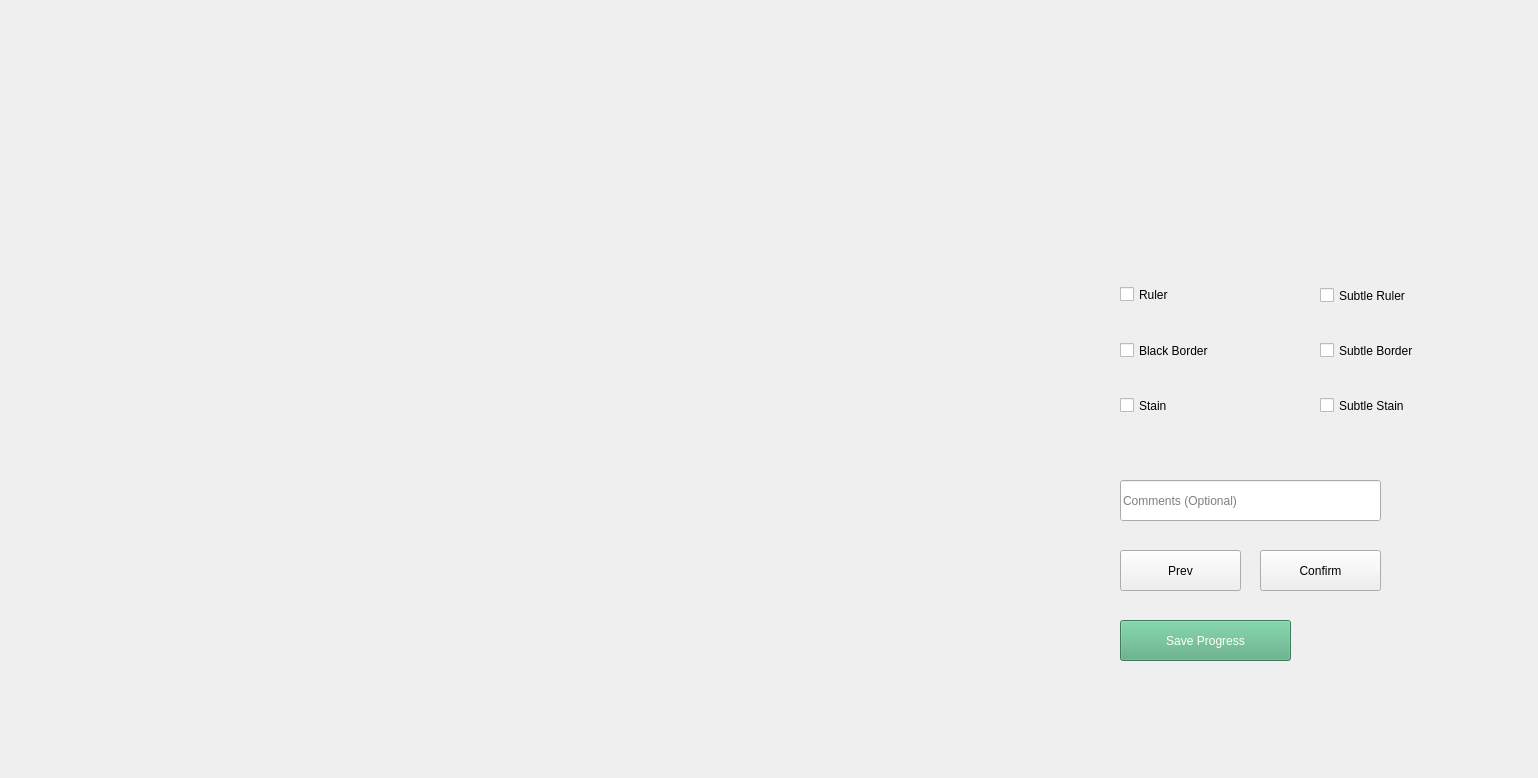
Qt form annotate.ui (tchanda90/AnnotationTool) before a commit.
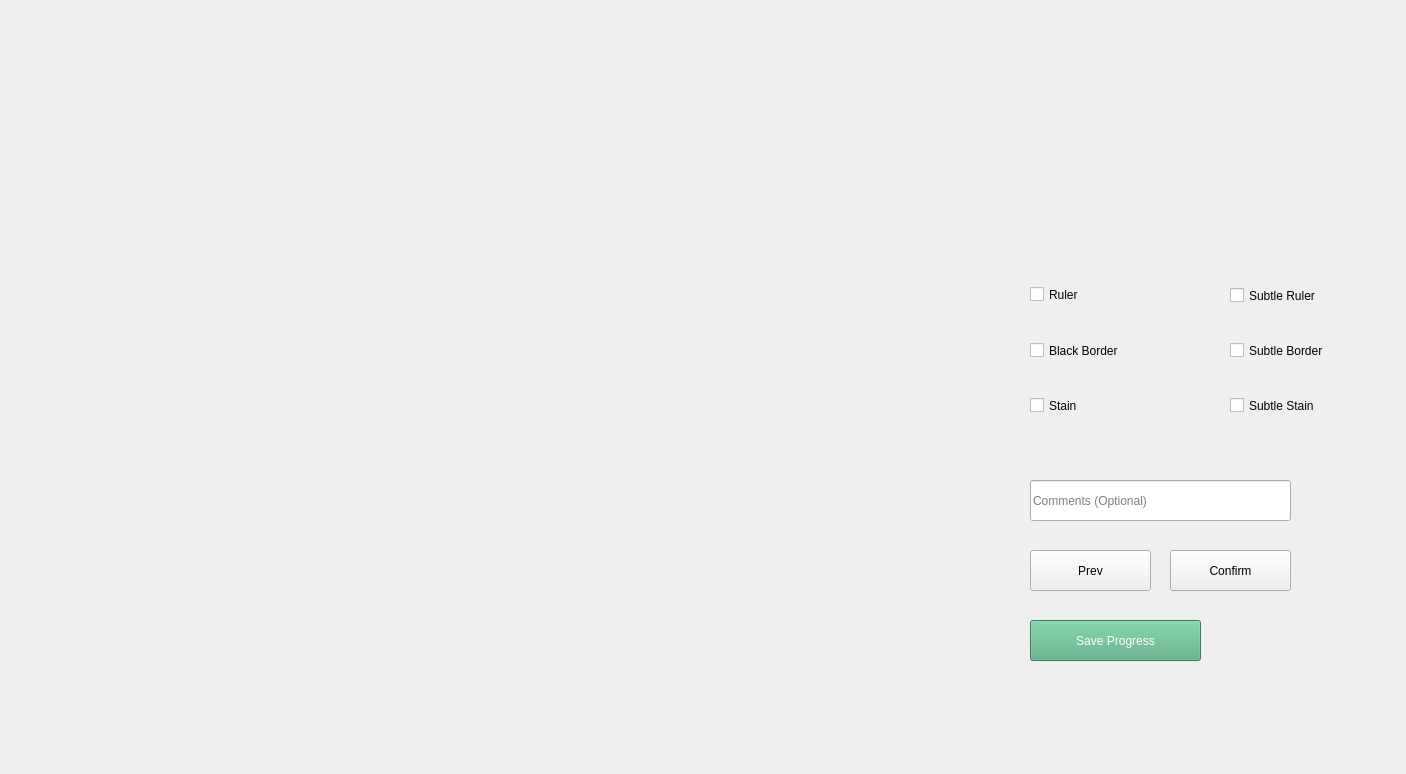
The same form after that commit.

Commit message: Added other classes

What changed in the file:
```diff
--- a/annotate.ui
+++ b/annotate.ui
@@ -6,8 +6,8 @@
    <rect>
     <x>0</x>
     <y>0</y>
-    <width>1538</width>
-    <height>778</height>
+    <width>1406</width>
+    <height>774</height>
    </rect>
   </property>
   <property name="windowTitle">
@@ -21,7 +21,7 @@
     <rect>
      <x>100</x>
      <y>90</y>
-     <width>900</width>
+     <width>871</width>
      <height>700</height>
     </rect>
    </property>
@@ -38,7 +38,7 @@
   <widget class="QPushButton" name="button_next">
    <property name="geometry">
     <rect>
-     <x>1260</x>
+     <x>1170</x>
      <y>550</y>
      <width>121</width>
      <height>41</height>
@@ -54,7 +54,7 @@
   <widget class="QCheckBox" name="checkBox_class_ruler">
    <property name="geometry">
     <rect>
-     <x>1120</x>
+     <x>1030</x>
      <y>279</y>
      <width>141</width>
      <height>31</height>
@@ -70,7 +70,7 @@
   <widget class="QCheckBox" name="checkBox_class_border">
    <property name="geometry">
     <rect>
-     <x>1120</x>
+     <x>1030</x>
      <y>340</y>
      <width>161</width>
      <height>21</height>
@@ -86,7 +86,7 @@
   <widget class="QLineEdit" name="lineEdit_comments">
    <property name="geometry">
     <rect>
-     <x>1120</x>
+     <x>1030</x>
      <y>480</y>
      <width>261</width>
      <height>41</height>
@@ -105,7 +105,7 @@
   <widget class="QCheckBox" name="checkBox_class_stain">
    <property name="geometry">
     <rect>
-     <x>1120</x>
+     <x>1030</x>
      <y>390</y>
      <width>141</width>
      <height>31</height>
@@ -121,7 +121,7 @@
   <widget class="QPushButton" name="button_prev">
    <property name="geometry">
     <rect>
-     <x>1120</x>
+     <x>1030</x>
      <y>550</y>
      <width>121</width>
      <height>41</height>
@@ -137,7 +137,7 @@
   <widget class="QLabel" name="label_img_name">
    <property name="geometry">
     <rect>
-     <x>1120</x>
+     <x>1030</x>
      <y>210</y>
      <width>251</width>
      <height>41</height>
@@ -153,7 +153,7 @@
   <widget class="QPushButton" name="button_save">
    <property name="geometry">
     <rect>
-     <x>1120</x>
+     <x>1030</x>
      <y>620</y>
      <width>171</width>
      <height>41</height>
@@ -171,7 +171,7 @@
   <widget class="QLabel" name="label_img_save">
    <property name="geometry">
     <rect>
-     <x>1120</x>
+     <x>1030</x>
      <y>680</y>
      <width>341</width>
      <height>101</height>
@@ -192,7 +192,7 @@
   <widget class="QCheckBox" name="checkBox_class_subtle_ruler">
    <property name="geometry">
     <rect>
-     <x>1320</x>
+     <x>1230</x>
      <y>280</y>
      <width>151</width>
      <height>31</height>
@@ -208,7 +208,7 @@
   <widget class="QCheckBox" name="checkBox_class_subtle_border">
    <property name="geometry">
     <rect>
-     <x>1320</x>
+     <x>1230</x>
      <y>340</y>
      <width>161</width>
      <height>21</height>
@@ -224,7 +224,7 @@
   <widget class="QCheckBox" name="checkBox_class_subtle_stain">
    <property name="geometry">
     <rect>
-     <x>1320</x>
+     <x>1230</x>
      <y>390</y>
      <width>161</width>
      <height>31</height>
```
